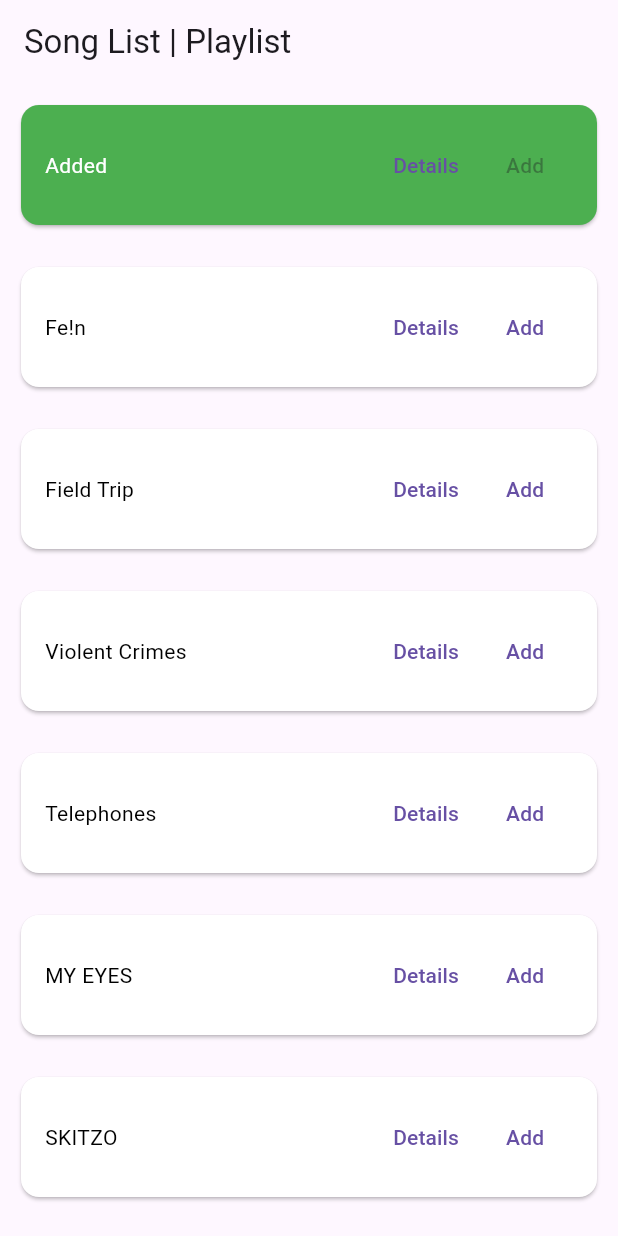
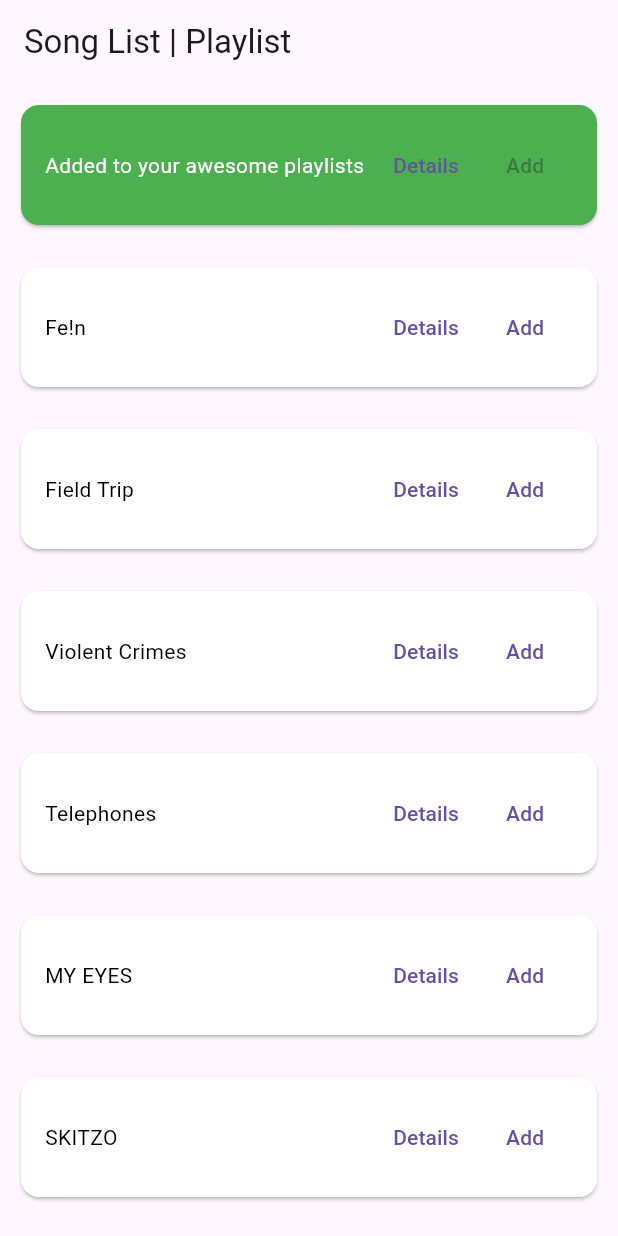
Before and after one commit to dreadnought2099/Magallanes_MidtermExam, a Flutter app: the screen it shows after launch, after a tap on "Add", on a phone screen of 412 x 824 dp. Run offline on Flutter 3.47's test engine with Material 3 defaults, Android fonts, the phone set to English and light mode, and no system bars.

Commit message:
added text

```diff
--- a/lib/main.dart
+++ b/lib/main.dart
@@ -71,7 +71,9 @@ class _MyHomePageState extends State<MyHomePage> {
                       mainAxisAlignment: MainAxisAlignment.spaceBetween,
                       children: [
                         Text(
-                          added[index] ? 'Added' : songs[index],
+                          added[index]
+                              ? 'Added to your awesome playlists'
+                              : songs[index],
                           style: TextStyle(
                             color: added[index] ? Colors.white : Colors.black,
                           ),
```
